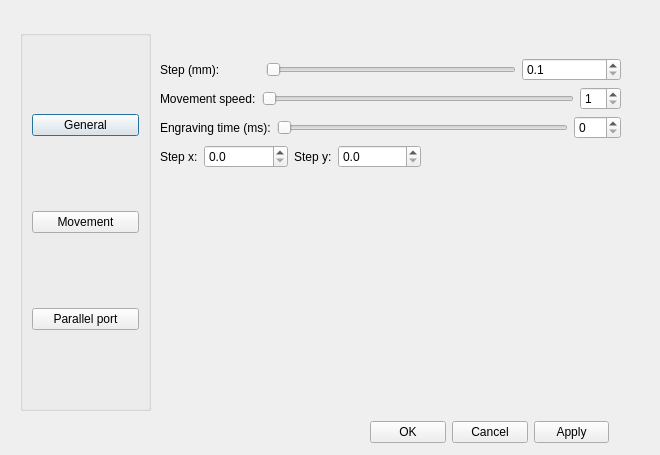
Old version of the form mainwindow/settings.ui in the repository CommName/Cengrave.
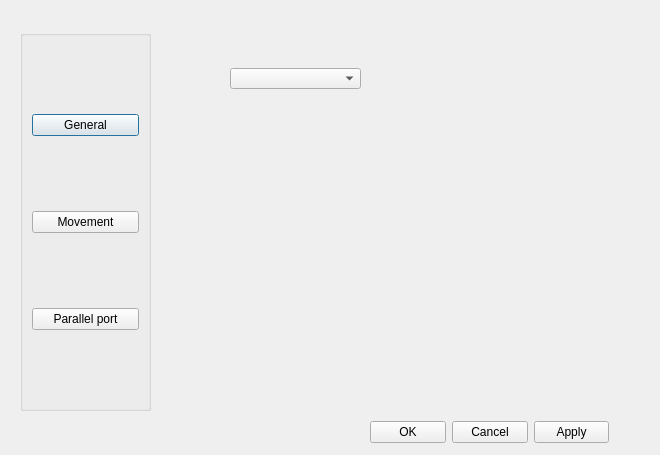
New version of the form.

Commit message: mode select

The edit to the form file:
```diff
--- a/mainwindow/settings.ui
+++ b/mainwindow/settings.ui
@@ -80,9 +80,20 @@
     </rect>
    </property>
    <property name="currentIndex">
-    <number>1</number>
+    <number>0</number>
    </property>
-   <widget class="QWidget" name="page"/>
+   <widget class="QWidget" name="general">
+    <widget class="QComboBox" name="comboBox_mode">
+     <property name="geometry">
+      <rect>
+       <x>70</x>
+       <y>50</y>
+       <width>131</width>
+       <height>21</height>
+      </rect>
+     </property>
+    </widget>
+   </widget>
    <widget class="QWidget" name="movement">
     <widget class="QWidget" name="layoutWidget">
      <property name="geometry">
```
The commit also changes 5 other files.
